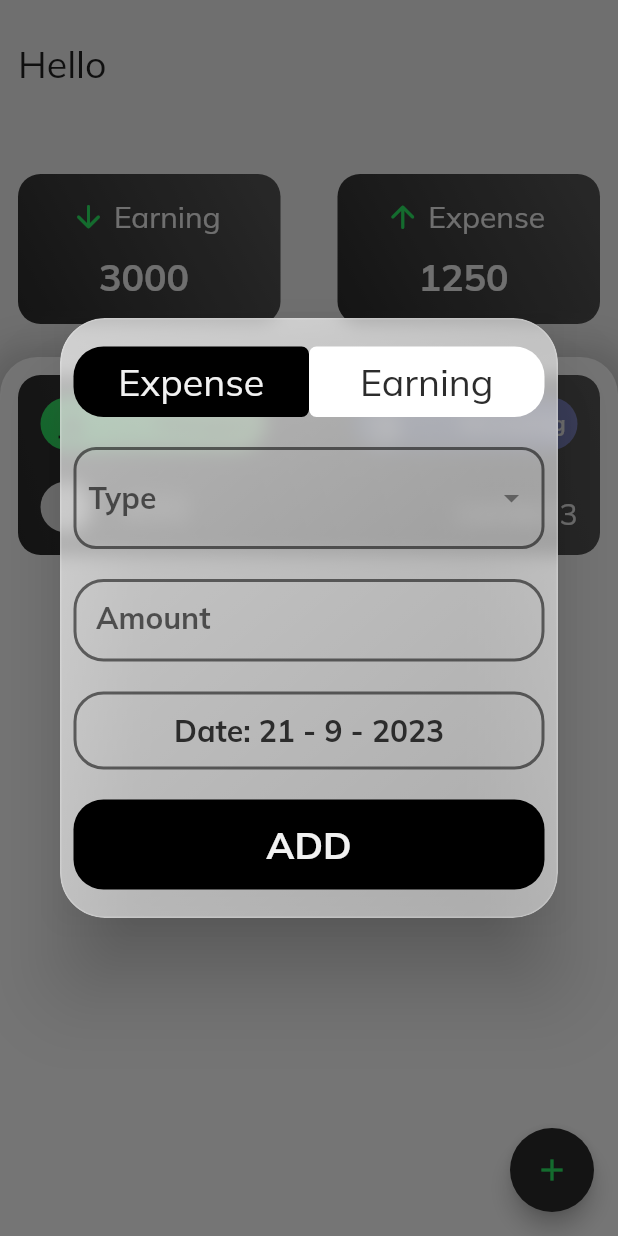
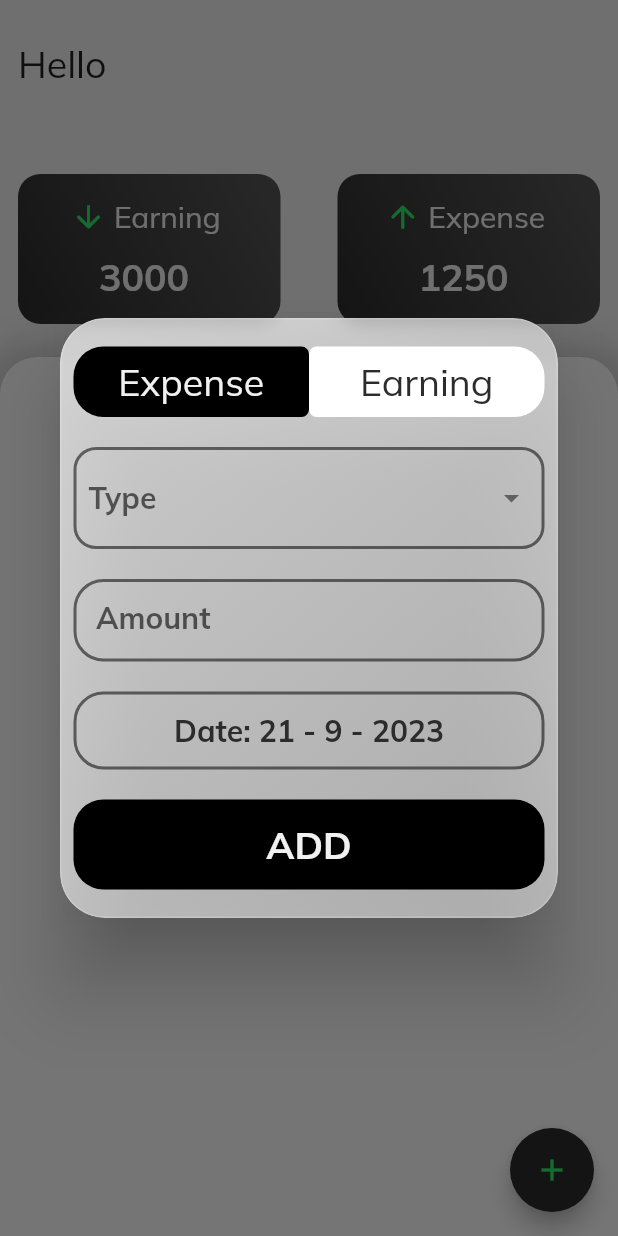
Before and after one commit to xX0ZAK0Xx/Money-Manager, a Flutter app: the screen it shows after launch, after a tap on "GET STARTED", after a tap on the "add" icon, on a phone screen of 412 x 824 dp. Run offline on Flutter 3.47's test engine with Material 2 defaults, Android fonts, the phone set to English and light mode, and no system bars; our stand-ins replace flutter_spinkit, google_fonts, hive_flutter, material_design_icons_flutter; missing offline and left inert: animated_typing; accounts and stored records are empty.

Commit message:
Adding transaction and updating homePage

```diff
--- a/lib/main.dart
+++ b/lib/main.dart
@@ -6,6 +6,8 @@ import 'package:money_minder/screens/account/signup.dart';
 import 'package:money_minder/screens/bottomNavigation.dart';
 import 'package:money_minder/screens/homePage.dart';
 import 'package:money_minder/screens/starterPage.dart';
+import 'package:money_minder/utils/transactionModel.dart';
+import 'package:provider/provider.dart';
 
 void main() async {
   GoogleFonts.config.allowRuntimeFetching = true;
@@ -22,7 +24,9 @@ class MyApp extends StatelessWidget {
   // This widget is the root of your application.
   @override
   Widget build(BuildContext context) {
-    return MaterialApp(
+    return ChangeNotifierProvider(
+      create: (context) => TransactionModel(),
+      child: MaterialApp(
         debugShowCheckedModeBanner: false,
         theme: ThemeData(
           appBarTheme: AppBarTheme(color: Colors.white),
@@ -36,6 +40,7 @@ class MyApp extends StatelessWidget {
           '/signup' :(context) => SignUp(),
           '/home' :(context) => HomePage(),
         },
+      ),
     );
   }
 }
--- a/lib/screens/homePage.dart
+++ b/lib/screens/homePage.dart
@@ -3,9 +3,11 @@ import 'package:flutter/material.dart';
 import 'package:hive_flutter/hive_flutter.dart';
 import 'package:material_design_icons_flutter/material_design_icons_flutter.dart';
 import 'package:money_minder/styles.dart';
+import 'package:money_minder/utils/transactionModel.dart';
 import 'package:money_minder/widgets/addTransaction.dart';
 import 'package:money_minder/widgets/ammountCard.dart';
 import 'package:money_minder/widgets/transactionCard.dart';
+import 'package:provider/provider.dart';
 class HomePage extends StatefulWidget {
   HomePage({Key? key}) : super(key: key);
 
@@ -27,31 +29,17 @@ class _HomePageState extends State<HomePage> {
     String earningAmount = '3000';
     String expenseAmount = '1250';
 
-    // final TextEditingController amountController = TextEditingController();
-    List transactionList = [
-      [Icons.car_repair_outlined, "Moneybag", true, "450", "Transport", currency, "19/09/23"],
-      // [MdiIcons.foodForkDrink, "Bkash", true, "600", "Food & Drink", currency, "15/09/23"],
-      // [MdiIcons.currencyBdt, "Moneybag", true, "450", "Salay", currency,"21/09/23"],
-    ];
+    final transactionModel = Provider.of<TransactionModel>(context);
+    List transactionList = transactionModel.transactionList;
 
-    void refresh(){
-      setState(() {
-
-        print("homepage: ${transactionList.length}\n");
-        for (var i = 0; i < transactionList.length; i++) {
-              print("${transactionList[i][0]}, ${transactionList[i][1]}, ${transactionList[i][2]}, ${transactionList[i][3]}, ${transactionList[i][4]}, ${transactionList[i][5]}, ${transactionList[i][6]}\n");
-            }
-        print("\n");
+    void createNewTransaction() {
+      showDialog(context: context, builder: (context) {
+        return AddTransaction(
+          transactionModel: transactionModel, // Pass the model to AddTransaction
+          currency: currency,
+        );
       });
     }
-
-
-    void createNewTransaction(){
-      showDialog(context: context, builder: (context){
-         return AddTransaction(transactionList: transactionList, currency: currency, refreshItems: refresh,);
-      },);
-    }
-
     // Check if profileData is not null and is of the expected type
     if (profileData != null) {
       return Scaffold(
@@ -98,16 +86,26 @@ class _HomePageState extends State<HomePage> {
                     ],
                   ),
                   child: Padding(
-                    padding: const EdgeInsets.all(12.0),
+                    padding: const EdgeInsets.all(12),
                     child: ListView.builder(
                       itemBuilder: (BuildContext context, int index) {
-                        return TransactionCard(icon: transactionList[index][0], account: transactionList[index][1], isExpense: transactionList[index][2], amount: transactionList[index][3], field: transactionList[index][4], currency: transactionList[index][5], date: transactionList[index][6],);
+                        final reversedIndex = transactionList.length - 1 - index;
+                        return TransactionCard(
+                          icon: transactionList[reversedIndex][0],
+                          account: transactionList[reversedIndex][1],
+                          isExpense: transactionList[reversedIndex][2],
+                          amount: transactionList[reversedIndex][3],
+                          field: transactionList[reversedIndex][4],
+                          currency: transactionList[reversedIndex][5],
+                          date: transactionList[reversedIndex][6],
+                        );
                       },
                       itemCount: transactionList.length,
                     ),
                   ),
                 ),
               )
+
             ],
           ),
         ),
--- /dev/null
+++ b/lib/utils/transactionModel.dart
@@ -0,0 +1,14 @@
+import 'package:flutter/material.dart';
+
+class TransactionModel extends ChangeNotifier {
+  List<List<dynamic>> _transactionList = [
+    // [Icons.car_repair_outlined, "Moneybag", true, "450", "Transport", "bdt", "19/09/23"],
+  ];
+
+  List<List<dynamic>> get transactionList => _transactionList;
+
+  void addTransaction(List<dynamic> transaction) {
+    _transactionList.add(transaction);
+    notifyListeners();
+  }
+}
--- a/lib/widgets/addTransaction.dart
+++ b/lib/widgets/addTransaction.dart
@@ -1,15 +1,13 @@
 import 'dart:ui';
+import 'package:flutter/cupertino.dart';
 import 'package:flutter/material.dart';
+import 'package:material_design_icons_flutter/material_design_icons_flutter.dart';
 import 'package:money_minder/styles.dart';
-
+import 'package:money_minder/utils/transactionModel.dart';
 class AddTransaction extends StatefulWidget {
-  // final TextEditingController amountController;
-  // final VoidCallback onAdd;
+  final TransactionModel transactionModel;
   final String currency;
-  final List transactionList;
-  final VoidCallback refreshItems;
-
-  const AddTransaction({super.key, required this.transactionList, required this.currency, required this.refreshItems,});
+  const AddTransaction({Key? key, required this.currency, required this.transactionModel}) : super(key: key);
 
   @override
   State<AddTransaction> createState() => _AddTransactionState();
@@ -18,6 +16,9 @@ class AddTransaction extends StatefulWidget {
 class _AddTransactionState extends State<AddTransaction> {
   List<String> _item = [
     "Food", "Transport", "Education", "Shopping", "Entertainment", "Grocery", "Medical", "Rental", "Bill", "Loan", "Salary", "Bonus", "Gift", "Prize", "Refund", "Sell",
+  ];
+  List<IconData> _icon = [
+    MdiIcons.foodForkDrink, MdiIcons.car, Icons.book_outlined, Icons.shopping_bag_outlined, Icons.movie_creation_outlined, MdiIcons.bottleWine, Icons.health_and_safety_outlined, Icons.money_rounded, Icons.feed_outlined, Icons.money, CupertinoIcons.envelope, Icons.card_membership, Icons.card_giftcard_rounded, MdiIcons.trophy, Icons.get_app, Icons.sell_outlined
   ];
   bool isExpense = true;
 
@@ -42,7 +43,8 @@ class _AddTransactionState extends State<AddTransaction> {
   }
 
   DateTime date = DateTime.now();
-  String? selectedItem;
+  String? selectedItem ;
+  IconData? selectedIcon ;
 
   final TextEditingController amountController = TextEditingController();
   FocusNode amnt = FocusNode();
@@ -64,16 +66,15 @@ class _AddTransactionState extends State<AddTransaction> {
               dateTime(context),
               GestureDetector(
                 onTap: () {
-                  // final add = AddData(selectedItem!, amount.text, date, isExpense!);
-                  // box.add(add);
-                  // print("ex:${isExpense}, ${amountController.text}, ${selectedItem}, ${widget.currency}, ${date}");
-                  widget.transactionList.add([Icons.car_repair_outlined, "MoneyBag", isExpense, amountController.text, selectedItem, widget.currency, date]);
-                  print("addTransaction page: ${widget.transactionList.length}\n" );
-                  for (var i = 0; i < widget.transactionList.length; i++) {
-                    print("${widget.transactionList[i][0]}, ${widget.transactionList[i][1]}, ${widget.transactionList[i][2]}, ${widget.transactionList[i][3]}, ${widget.transactionList[i][4]}, ${widget.transactionList[i][5]}, ${widget.transactionList[i][6]}\n");
-                  }
-                  print("\n");
-                  widget.refreshItems();
+                  widget.transactionModel.addTransaction([
+                    selectedIcon,
+                    "MoneyBag",
+                    isExpense,
+                    amountController.text,
+                    selectedItem,
+                    widget.currency,
+                    "${date.day}/${date.month}/${date.year}"
+                  ]);
                   amountController.clear();
                   Navigator.of(context).pop();
                 },
@@ -153,31 +154,28 @@ class _AddTransactionState extends State<AddTransaction> {
           items: _item
               .map((e) => DropdownMenuItem(
                     child: Container(
-                      child: Row(children:[
-                        // Container(
-                        //   margin: EdgeInsets.all(8),
-                        //   width: 50,
-                        // ),
-                        // SizedBox(width: 10,),
-                        Text("${e}", style: TextStyle(fontSize: 20),),
-                      ]),
+                      child: Row(
+                        children: [
+                          Icon(_icon[_item.indexOf(e)], size: 20), // Add the corresponding icon
+                          SizedBox(width: 10), // Add spacing between the icon and text
+                          Text("${e}", style: TextStyle(fontSize: 20)),
+                        ],
+                      ),
                     ),
                     value: e,
                   ))
               .toList(),
           selectedItemBuilder: ((BuildContext context) => _item.map((e) => Row(
             children: [
-              // Container(
-              //   margin: EdgeInsets.all(10),
-              //   width: 50,
-              // ),
-              // SizedBox(width: 10,),
-              Text("${e}", style: TextStyle(fontSize: 20, fontWeight: FontWeight.bold),),
+              Icon(_icon[_item.indexOf(e)], size: 20), // Add the corresponding icon
+              SizedBox(width: 10), // Add spacing between the icon and text
+              Text("${e}", style: TextStyle(fontSize: 20, fontWeight: FontWeight.bold)),
             ],
           )).toList()),
           onChanged: (value) {
             setState(() {
               selectedItem = value!;
+              selectedIcon = _icon[_item.indexOf(value)];
             });
           },
           hint: Text(
--- a/lib/widgets/transactionCard.dart
+++ b/lib/widgets/transactionCard.dart
@@ -3,14 +3,14 @@ import 'package:material_design_icons_flutter/material_design_icons_flutter.dart
 import 'package:money_minder/styles.dart';
 
 class TransactionCard extends StatelessWidget {
-  const TransactionCard({super.key, required this.icon, required this.account, required this.isExpense, required this.amount, required this.field, required this.currency, required this.date});
+  TransactionCard({super.key, required this.icon, required this.account, required this.isExpense, required this.amount, required this.field, required this.currency, required this.date});
   final IconData icon;
-  final String field;
-  final String account;
+   String field=" ";
+   String account=" ";
   final bool isExpense;
-  final String amount;
-  final String currency;
-  final String date;
+   String amount="";
+   String currency="";
+   String date="";
 
   @override
   Widget build(BuildContext context) {
--- a/pubspec.yaml
+++ b/pubspec.yaml
@@ -41,6 +41,7 @@ dependencies:
   hive: ^2.2.3
   hive_flutter: ^1.1.0
   material_design_icons_flutter: ^7.0.7296
+  provider: ^6.0.5
 
 dev_dependencies:
   flutter_test:
```
Also changed, not shown: pubspec.lock. Lines whose indentation alone changed are shown as unchanged.
